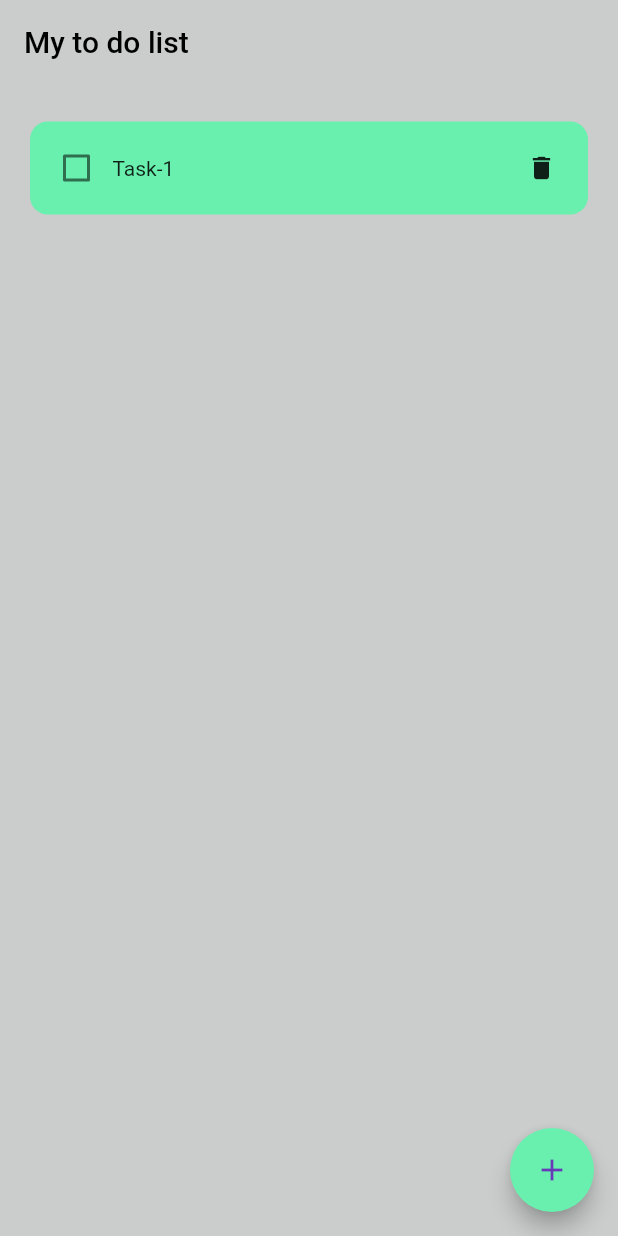
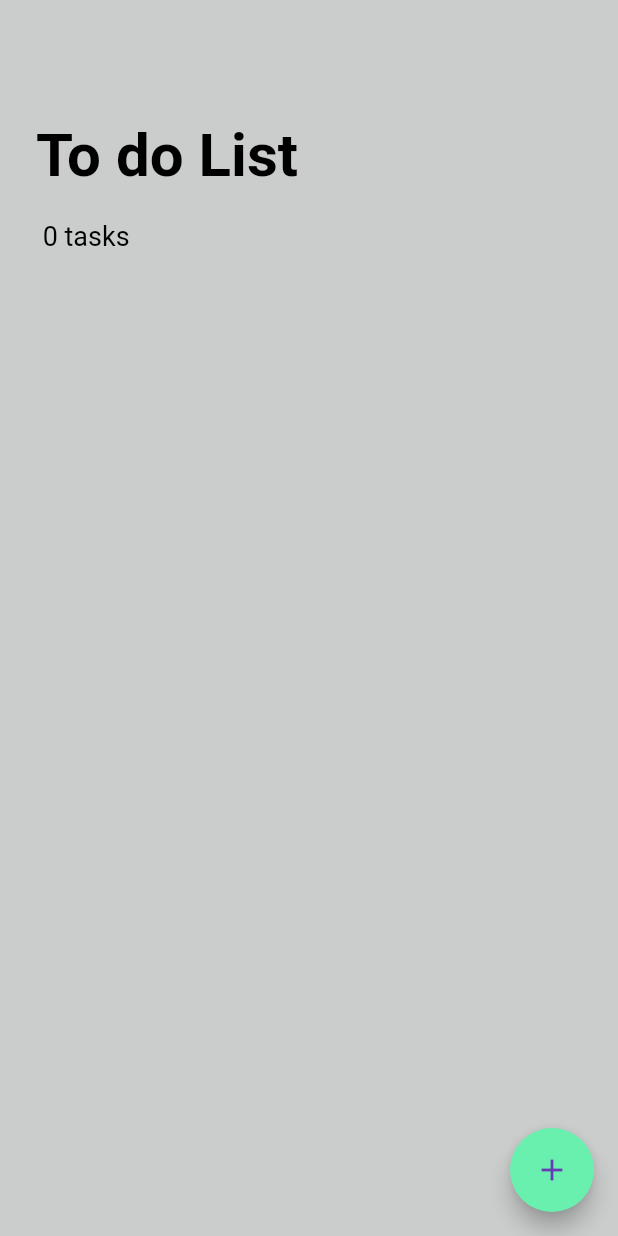
Before and after one commit to kylsnchz12/sp-elec-to-do-list, a Flutter app: the screen it shows after launch, on a phone screen of 412 x 824 dp. Run offline on Flutter 3.47's test engine with Material 2 defaults, Android fonts, the phone set to English and light mode, and no system bars.

Commit message:
added counter function

```diff
--- a/ToDoList/flutter_application_todo/lib/homepage.dart
+++ b/ToDoList/flutter_application_todo/lib/homepage.dart
@@ -10,11 +10,10 @@ class HomePage extends StatefulWidget {
 }
 
 class _HomePageState extends State<HomePage> {
-  List toDoList = [
-    ["Task-1", false],
-  ];
+  List toDoList = [];
 
   final _controller = TextEditingController();
+  int count = 0;
 
   void checkBoxChanged(bool? value, int index) {
     setState(() {
@@ -49,12 +48,14 @@ class _HomePageState extends State<HomePage> {
         );
       },
     );
+    count++;
   }
 
   void deleteTask(int index) {
     setState(() {
       toDoList.removeAt(index);
     });
+    count--;
   }
 
   @override
@@ -62,9 +63,7 @@ class _HomePageState extends State<HomePage> {
     return Scaffold(
       backgroundColor: Color.fromARGB(255, 202, 205, 203),
       appBar: AppBar(
-        title: const Text("My to do list"),
         elevation: 0,
-        foregroundColor: Colors.black,
         backgroundColor: Color.fromARGB(255, 202, 205, 203),
       ),
       floatingActionButton: FloatingActionButton(
@@ -75,8 +74,28 @@ class _HomePageState extends State<HomePage> {
           color: Colors.deepPurple,
         ),
       ),
-      body: ListView.builder(
-        padding: const EdgeInsets.all(20),
+      body: Container(
+        padding: const EdgeInsets.all(24),
+        margin: const EdgeInsets.only(bottom: 12),
+        child: Column(
+          mainAxisAlignment: MainAxisAlignment.center,
+          crossAxisAlignment: CrossAxisAlignment.stretch,
+          children: [
+            const Text(
+              'To do List',
+              style: TextStyle(
+                  fontWeight: FontWeight.bold,
+                  fontSize: 40,
+                  color: Colors.black),
+            ),
+            const SizedBox(height: 20),
+            Text(
+              ' $count tasks',
+              style: const TextStyle(fontSize: 18, color: Colors.black),
+            ),
+            const SizedBox(height: 10),
+            Expanded(
+              child: ListView.builder(
                 itemCount: toDoList.length,
                 itemBuilder: (context, index) {
                   return ToDoContainer(
@@ -89,6 +108,10 @@ class _HomePageState extends State<HomePage> {
                   );
                 },
               ),
+            )
+          ],
+        ),
+      ),
     );
   }
 }
```
Lines whose indentation alone changed are shown as unchanged.
